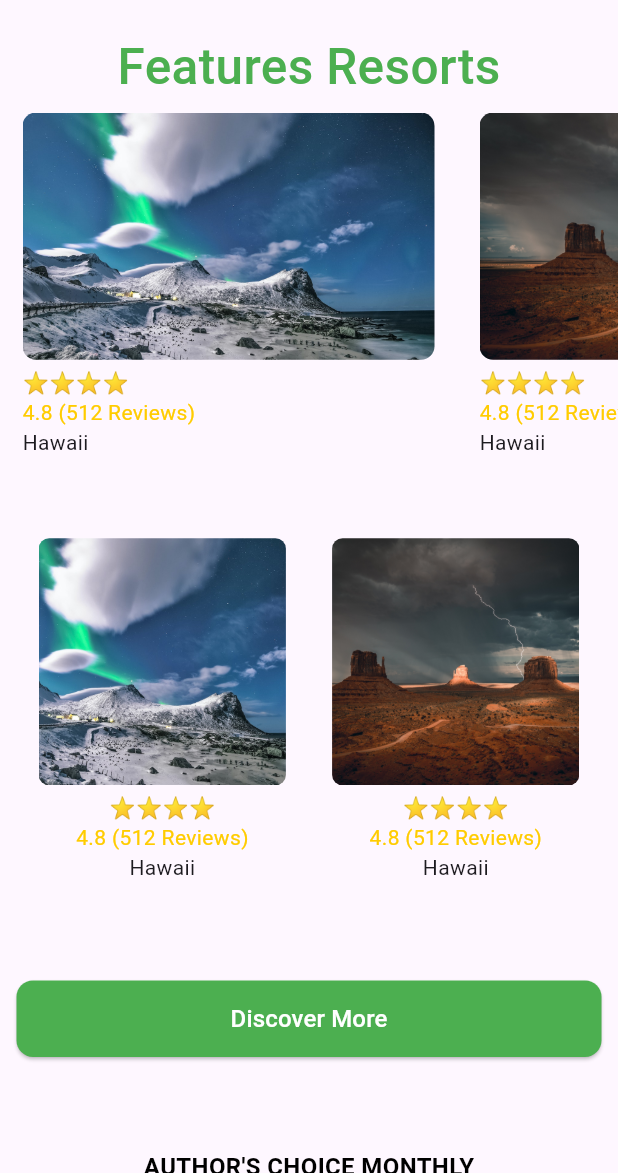
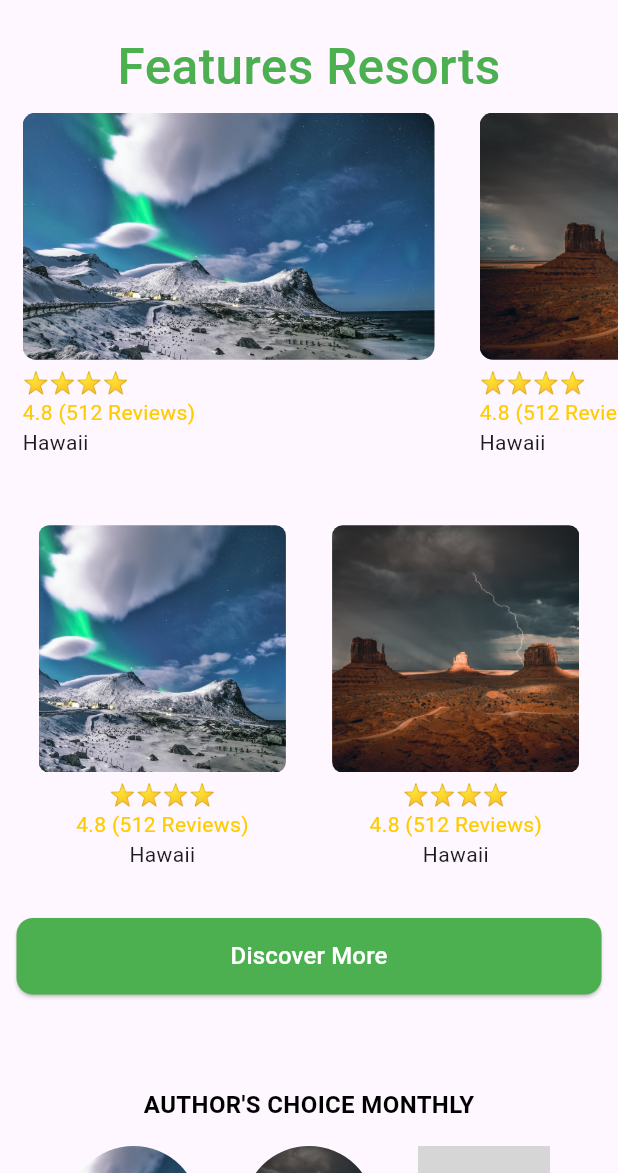
Before and after one commit to M-Huzaifa-981/tourism, a Flutter app: the FeatureResortsScreen screen opened directly, on a phone screen of 412 x 824 dp, the part 63-1236 px from its top. Run offline on Flutter 3.47's test engine with Material 3 defaults, Android fonts, the phone set to English and light mode, and no system bars; our stand-ins replace badges, convex_bottom_bar; missing offline and left inert: flutter_image_stack; grey boxes are pictures that could not be loaded.

```diff
--- a/lib/main.dart
+++ b/lib/main.dart
@@ -1,5 +1,5 @@
 import 'package:flutter/material.dart';
-import 'package:tourism/screens/trending_resorts/trending_resorts_screen.dart';
+import 'main_nav.dart';
 
 void main() {
   runApp(const MyApp());
@@ -15,8 +15,8 @@ class MyApp extends StatelessWidget {
       // home: HomeScreen(),
       home: DefaultTabController(
         length: 4,
-        child: TrendingResortsScreen(),
-        // child: HomeScreen()
+        // child: TrendingResortsScreen(),
+        child: MainNav(),
       ),
     );
   }
--- a/lib/models/imageCardInfo.dart
+++ b/lib/models/imageCardInfo.dart
@@ -1,7 +1,7 @@
 import 'package:flutter/widgets.dart';
 
 class ImageCardInfo {
-  final Widget? heading;
+  final String? heading;
   final String image;
   final String? title;
   final String? subtitle;
@@ -17,16 +17,17 @@ class ImageCardInfo {
 
   // Convert to Map (excluding widgets)
   Map<String, dynamic> toMap() {
-    return {'image': image, 'title': title, 'subtitle': subtitle};
+    return {'image': image, 'heading': heading, 'title': title, 'subtitle': subtitle};
   }
 
   // Create from Map
   factory ImageCardInfo.fromMap(Map<String, dynamic> map) {
     return ImageCardInfo(
       image: map['image'] ?? '',
+      heading: map['heading'],
       title: map['title'],
       subtitle: map['subtitle'],
-      // heading and leading need to be passed manually after this
+      // leading need to be passed manually after this
     );
   }
 
@@ -40,7 +41,7 @@ class ImageCardInfo {
 
   // Create a copy with optional overrides
   ImageCardInfo copyWith({
-    Widget? heading,
+    String? heading,
     String? image,
     String? title,
     String? subtitle,
--- a/lib/screens/favorite_resorts_screen/favorite_resort_screen.dart
+++ b/lib/screens/favorite_resort_screen.dart
@@ -1,8 +1,8 @@
 import 'package:flutter/material.dart';
 import 'package:tourism/utils/app_colors.dart';
 
-import '../../generated/assets.dart';
-import '../../utils/customWidgets/booking_card.dart';
+import '../generated/assets.dart';
+import '../utils/customWidgets/booking_card.dart';
 
 class FavoriteResortScreen extends StatelessWidget {
   const FavoriteResortScreen({super.key});
--- a/lib/screens/feature_resorts_screen.dart
+++ b/lib/screens/feature_resorts_screen.dart
@@ -1,8 +1,12 @@
 import 'package:flutter/material.dart';
+import 'package:tourism/screens/all_resorts_screen.dart';
 import 'package:tourism/screens/home_screen.dart';
+import 'package:tourism/screens/trending_resorts_screen.dart';
 import 'package:tourism/utils/customWidgets/imageInfoCard.dart';
 
+import '../generated/assets.dart';
 import '../models/imageCardInfo.dart';
+import 'favorite_resort_screen.dart';
 
 class FeatureResortsScreen extends StatelessWidget {
   const FeatureResortsScreen({super.key});
@@ -47,12 +51,14 @@ class FeatureResortsScreen extends StatelessWidget {
             ),
 
             Container(
-              child: SingleChildScrollView(
+              height: width/1.66,
+              child: ListView(
                 scrollDirection: Axis.horizontal,
-                child: Row(
-                  children: List.generate(8, (index) {
+                children: [
+                  Row(
+                    children: List.generate(Assets.images.length, (index) {
                       final cardData = ImageCardInfo(
-                      image: "$imagePath/img$index.jpg",
+                        image: Assets.images[index], // "$imagePath/img$index.jpg",
                       );
                       return Container(
                         margin: EdgeInsets.symmetric(horizontal: 15),
@@ -70,10 +76,11 @@ class FeatureResortsScreen extends StatelessWidget {
                       );
                     }),
                   ),
+                ],
               ),
             ),
 
-            SizedBox(height: 44),
+            SizedBox(height: 22),
 
             Container(
               child: Row(
@@ -102,7 +109,7 @@ class FeatureResortsScreen extends StatelessWidget {
               ),
             ),
 
-            SizedBox(height: 55),
+            SizedBox(height: 22),
 
             Container(
               margin: EdgeInsets.symmetric(horizontal: 11),
@@ -113,7 +120,7 @@ class FeatureResortsScreen extends StatelessWidget {
                       onPressed: () {
                         Navigator.pushReplacement(
                           context,
-                          MaterialPageRoute(builder: (context) => HomeScreen()),
+                          MaterialPageRoute(builder: (context) => AllResortsScreen()),
                         ); //DiscoverScreen
                       },
                       style: ElevatedButton.styleFrom(
@@ -164,15 +171,15 @@ class FeatureResortsScreen extends StatelessWidget {
                     children: List.generate(3, (index) {
                       return Container(
                         margin: EdgeInsets.symmetric(
-                          horizontal: 9,
+                          horizontal: 2,
                           vertical: 9,
                         ),
                         child: Column(
                           crossAxisAlignment: CrossAxisAlignment.center,
                           children: [
                             Container(
-                              width: 99,
-                              height: 99,
+                              width: 88,
+                              height: 88,
                               decoration: BoxDecoration(
                                 borderRadius: BorderRadius.circular(500),
                                 image: DecorationImage(
@@ -201,7 +208,7 @@ class FeatureResortsScreen extends StatelessWidget {
               ),
             ),
 
-            SizedBox(height: 55),
+            SizedBox(height: 33),
 
             Column(
               crossAxisAlignment: CrossAxisAlignment.center,
@@ -220,17 +227,18 @@ class FeatureResortsScreen extends StatelessWidget {
 
                 Container(
                   padding: const EdgeInsets.symmetric(
-                    horizontal: 11,
+                    horizontal: 7,
                     vertical: 11,
                   ),
+                  alignment: Alignment.center,
                   child: GridView.builder(
                     shrinkWrap: true,
                     physics: NeverScrollableScrollPhysics(),
                     gridDelegate: SliverGridDelegateWithFixedCrossAxisCount(
                       crossAxisCount: 2, // 2 cards per row
-                      crossAxisSpacing: 10,
-                      mainAxisSpacing: 10,
-                      childAspectRatio: 4 / 5.5,
+                      crossAxisSpacing: 5,
+                      mainAxisSpacing: 5,
+                      childAspectRatio: 4 / 6,
                     ),
                     itemCount: 4,
                     itemBuilder: (context, index) {
@@ -238,10 +246,14 @@ class FeatureResortsScreen extends StatelessWidget {
                         image: "$imagePath/img$index.jpg",
                       );
 
-                      return imageInfoCard(
+                      return InkWell(
+                        onTap: (){
+                          Navigator.push(context, MaterialPageRoute(builder: (context)=> FavoriteResortScreen()));
+                        },
+                        child: imageInfoCard(
                           imageCardInfo: cardData,
                           infoAlign: CrossAxisAlignment.center,
-                        imageSize: Size(200, 200),
+                          imageSize: Size(166, 166),
                           linearGradient: LinearGradient(
                             colors: [Colors.transparent, Colors.transparent],
                             begin: Alignment.topCenter,
@@ -249,6 +261,7 @@ class FeatureResortsScreen extends StatelessWidget {
                           ),
                           isShowCardInfo: true,
                           borderRadius: 11,
+                        ),
                       );
                     },
                   ),
--- a/lib/screens/feed_screen.dart
+++ b/lib/screens/feed_screen.dart
@@ -25,7 +25,7 @@ class FeedScreen extends StatelessWidget {
             ),
           ],
 
-          // bottom:
+
         ),
         body: Padding(
           padding: const EdgeInsets.all(8.0),
--- a/lib/screens/trending_resorts/trending_resorts_screen.dart
+++ b/lib/screens/trending_resorts_screen.dart
@@ -2,7 +2,7 @@ import 'package:flutter/material.dart';
 import 'package:flutter_image_stack/flutter_image_stack.dart';
 import 'package:tourism/utils/customWidgets/trending_card.dart';
 
-import '../../generated/assets.dart';
+import '../generated/assets.dart';
 
 class TrendingResortsScreen extends StatelessWidget {
   const TrendingResortsScreen({super.key});
--- a/lib/utils/customWidgets/imageInfoCard.dart
+++ b/lib/utils/customWidgets/imageInfoCard.dart
@@ -41,17 +41,35 @@ Widget imageInfoCard({
               mainAxisAlignment: MainAxisAlignment.end,
               crossAxisAlignment: CrossAxisAlignment.start,
               children: [
-                if(imageCardInfo.heading != null) imageCardInfo.heading!,
 
-                Row(
-                  mainAxisAlignment: MainAxisAlignment.spaceBetween,
+                if (imageCardInfo.heading != null)
+                  Row(
+                  mainAxisAlignment: MainAxisAlignment.start,
                   children: [
-                    Expanded(
-                      child: Text(
+                      Text(
+                        imageCardInfo.heading ?? "",
                         overflow: TextOverflow.fade,
                         maxLines: 1,
                         softWrap: false,
+                        style: TextStyle(
+                          color: Colors.white,
+                          fontSize: headingSize,
+                          fontWeight: FontWeight.bold,
+                        ),
+                      ),
+                  ],
+                ),
+
+                if (imageCardInfo.subtitle != null)
+                  Row(
+                  mainAxisAlignment: MainAxisAlignment.spaceBetween,
+                  children: [
+                      Expanded(
+                      child: Text(
                         imageCardInfo.subtitle ?? "",
+                        overflow: TextOverflow.fade,
+                        maxLines: 1,
+                        softWrap: false,
                         style: TextStyle(
                           color: Colors.white,
                           fontSize: subTitleSize,
@@ -60,16 +78,17 @@ Widget imageInfoCard({
                       ),
                     ),
                     if (onTap != null)
-                      IconButton(
-                        onPressed: onTap,
-                        // ()=> Navigator.push(context, MaterialPageRoute(builder: (context)=> DiscoverScreen())),
-                        icon: Icon(
+                      InkWell(
+                        onTap: onTap,
+                        child: Icon(
                           Icons.arrow_forward_ios,
                           color: Colors.white,
+                          size: subTitleSize+5,
                         ),
                       ),
                   ],
                 ),
+
               ],
             ),
           ),
--- a/lib/utils/customWidgets/trending_card.dart
+++ b/lib/utils/customWidgets/trending_card.dart
@@ -1,5 +1,6 @@
 import 'package:flutter/material.dart';
 import 'package:flutter_image_stack/flutter_image_stack.dart';
+import 'package:tourism/screens/customers_gallery.dart';
 
 import '../../generated/assets.dart';
 
@@ -13,6 +14,10 @@ class TrendingCard extends StatelessWidget {
       // margin: EdgeInsets.only(bottom: MediaQuery.of(context).size.height*0.1),
       height: MediaQuery.of(context).size.height*0.86,
       decoration: BoxDecoration(),
+      child: InkWell(
+        onTap: (){
+          Navigator.push(context, MaterialPageRoute(builder: (context)=> CustomersGallery()));
+        },
         child: Material(
           elevation: 50,
           shape: RoundedRectangleBorder(borderRadius: BorderRadius.circular(20)),
@@ -126,6 +131,7 @@ class TrendingCard extends StatelessWidget {
             ],
           ),
         ),
+      ),
     );
   }
 }
--- a/pubspec.yaml
+++ b/pubspec.yaml
@@ -38,6 +38,7 @@ dependencies:
 #  image_stack: ^2.1.1
   flutter_image_stack: ^0.0.7
   flutter_staggered_grid_view: ^0.7.0
+  convex_bottom_bar: ^3.2.0
 
 
 dev_dependencies:
```
Also changed, not shown: lib/main_nav.dart (added, +53 -0 lines), lib/screens/discover_screen.dart (+13 -4 lines), lib/screens/editor_pick_screen.dart (+10 -9 lines), lib/screens/home_screen.dart (+16 -11 lines), lib/screens/profile_screen.dart (added, +19 -0 lines), lib/screens/restaurant_menu_screen.dart (+28 -47 lines), lib/utils/customWidgets/booking_card.dart (+4 -4 lines), pubspec.lock. Lines whose indentation alone changed are shown as unchanged.
